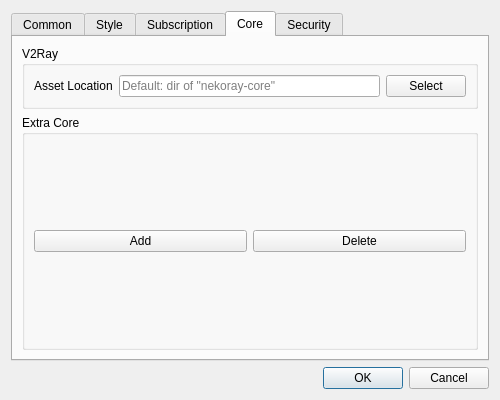
Old version of the form ui/dialog_basic_settings.ui in the repository MatsuriDayo/nekoray.
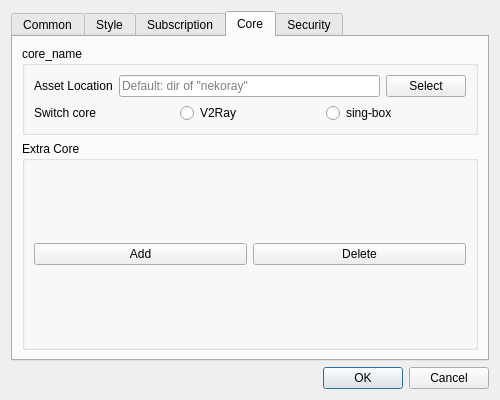
New version of the form. The open tabs and pages were chosen to show the change. Custom widgets are drawn as their Qt base class.

Commit message:
switch core support
add nekobox_core

linux: use sing-box for vpn

What changed in the file:
```diff
--- a/ui/dialog_basic_settings.ui
+++ b/ui/dialog_basic_settings.ui
@@ -468,7 +468,7 @@
           </sizepolicy>
          </property>
          <property name="title">
-          <string notr="true">V2Ray</string>
+          <string notr="true">core_name</string>
          </property>
          <layout class="QVBoxLayout" name="verticalLayout_3">
           <item>
@@ -483,7 +483,7 @@
             <item>
              <widget class="MyLineEdit" name="core_v2ray_asset">
               <property name="placeholderText">
-               <string>Default: dir of &quot;nekoray-core&quot;</string>
+               <string>Default: dir of &quot;nekoray&quot;</string>
               </property>
              </widget>
             </item>
@@ -496,6 +496,31 @@
             </item>
            </layout>
           </item>
+          <item>
+           <layout class="QHBoxLayout" name="horizontalLayout_21">
+            <item>
+             <widget class="QLabel" name="label_10">
+              <property name="text">
+               <string>Switch core</string>
+              </property>
+             </widget>
+            </item>
+            <item>
+             <widget class="QRadioButton" name="switch_core_v2ray">
+              <property name="text">
+               <string notr="true">V2Ray</string>
+              </property>
+             </widget>
+            </item>
+            <item>
+             <widget class="QRadioButton" name="switch_core_sing_box">
+              <property name="text">
+               <string notr="true">sing-box</string>
+              </property>
+             </widget>
+            </item>
+           </layout>
+          </item>
          </layout>
         </widget>
        </item>
```
Left out of the diff: 16 changed lines with no effect on the pictures. The commit also changes 86 other files.
